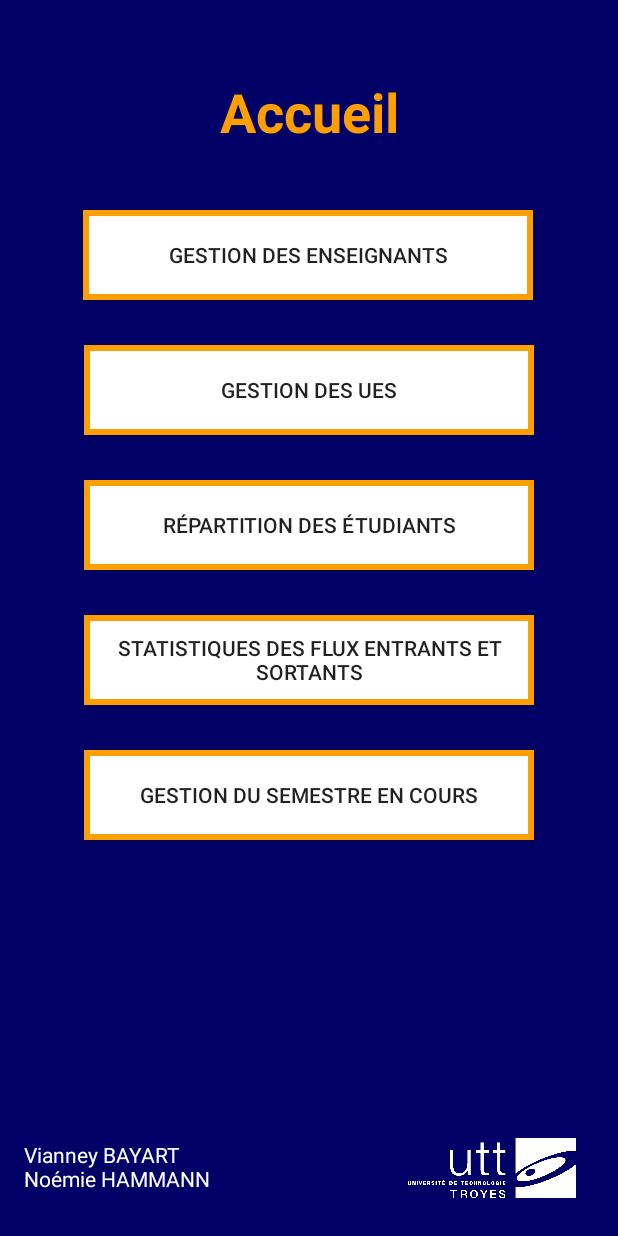
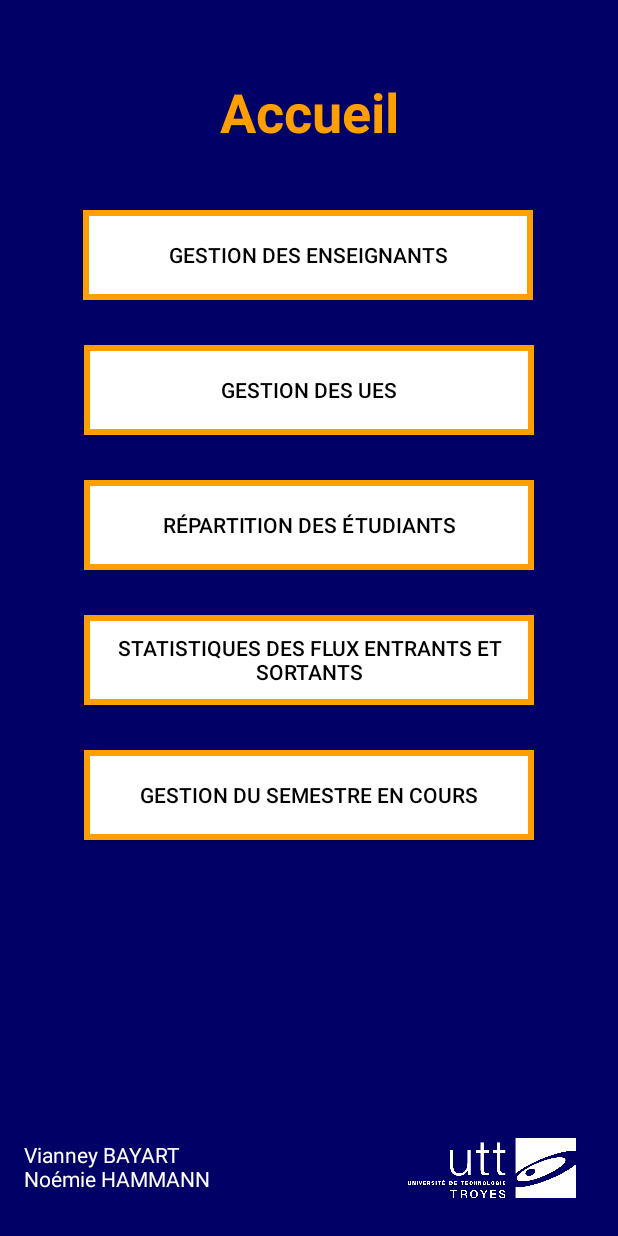
Before and after one commit to noemiehammann/eg23app, an Android app: the screen it shows after launch (MainActivity), on a phone screen of 412 x 824 dp. Run offline under Robolectric (Android 15) with nearby library versions, the phone set to English and light mode, and no system bars.

```diff
--- /dev/null
+++ b/Livrable2/app/src/main/res/drawable/loupe.xml
@@ -0,0 +1,5 @@
+<vector android:height="24dp" android:tint="#FD9F00"
+    android:viewportHeight="24" android:viewportWidth="24"
+    android:width="24dp" xmlns:android="http://schemas.android.com/apk/res/android">
+    <path android:fillColor="@android:color/white" android:pathData="M15.5,14h-0.79l-0.28,-0.27C15.41,12.59 16,11.11 16,9.5 16,5.91 13.09,3 9.5,3S3,5.91 3,9.5 5.91,16 9.5,16c1.61,0 3.09,-0.59 4.23,-1.57l0.27,0.28v0.79l5,4.99L20.49,19l-4.99,-5zM9.5,14C7.01,14 5,11.99 5,9.5S7.01,5 9.5,5 14,7.01 14,9.5 11.99,14 9.5,14z"/>
+</vector>
--- a/Livrable2/app/src/main/res/layout/activity_main.xml
+++ b/Livrable2/app/src/main/res/layout/activity_main.xml
@@ -35,6 +35,7 @@
         app:layout_constraintTop_toTopOf="parent"
         app:layout_constraintVertical_bias="0.964" />
 
+    <!-- menu -->
     <TextView
         android:id="@+id/textView"
         android:layout_width="wrap_content"
@@ -55,6 +56,7 @@
         android:layout_marginTop="140dp"
         android:background="@drawable/my_button_bg"
         android:text="@string/gestion_des_enseignants"
+        android:textColor="@color/black"
         app:layout_constraintEnd_toEndOf="parent"
         app:layout_constraintHorizontal_bias="0.497"
         app:layout_constraintStart_toStartOf="parent"
@@ -67,6 +69,7 @@
         android:layout_marginTop="30dp"
         android:background="@drawable/my_button_bg"
         android:text="Gestion des UEs"
+        android:textColor="@color/black"
         app:layout_constraintEnd_toEndOf="parent"
         app:layout_constraintStart_toStartOf="parent"
         app:layout_constraintTop_toBottomOf="@+id/menu1" />
@@ -78,6 +81,7 @@
         android:layout_marginTop="30dp"
         android:background="@drawable/my_button_bg"
         android:text="Répartition des étudiants"
+        android:textColor="@color/black"
         app:layout_constraintEnd_toEndOf="parent"
         app:layout_constraintStart_toStartOf="parent"
         app:layout_constraintTop_toBottomOf="@+id/menu2" />
@@ -89,6 +93,7 @@
         android:layout_marginTop="30dp"
         android:background="@drawable/my_button_bg"
         android:text="Statistiques des flux entrants et sortants"
+        android:textColor="@color/black"
         app:layout_constraintEnd_toEndOf="parent"
         app:layout_constraintStart_toStartOf="parent"
         app:layout_constraintTop_toBottomOf="@+id/menu3" />
@@ -100,6 +105,7 @@
         android:layout_marginTop="30dp"
         android:background="@drawable/my_button_bg"
         android:text="Gestion du semestre en cours"
+        android:textColor="@color/black"
         app:layout_constraintEnd_toEndOf="parent"
         app:layout_constraintStart_toStartOf="parent"
         app:layout_constraintTop_toBottomOf="@+id/menu4" />
```
Also changed, not shown: Livrable2/app/src/main/java/fr/eg23/livrable2/GestionDesUes.java (+32 -4 lines), Livrable2/app/src/main/res/layout/activity_gestion_des_ues.xml (+7 -4 lines), Livrable2/app/src/main/res/menu/liste_main.xml (added, +13 -0 lines), 26 other files.
